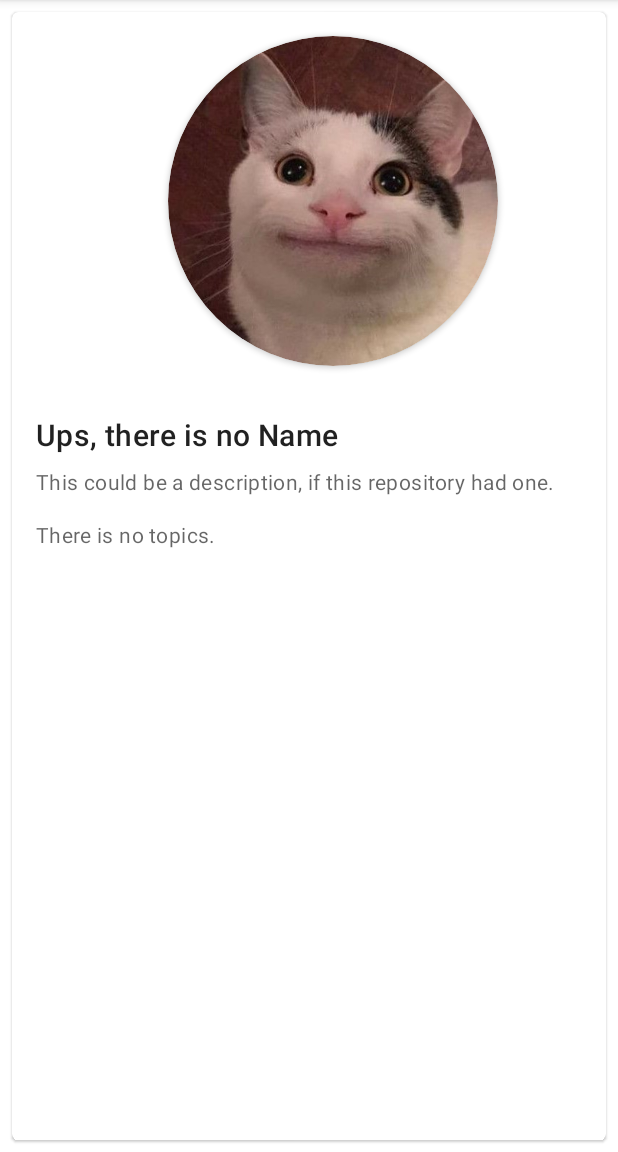
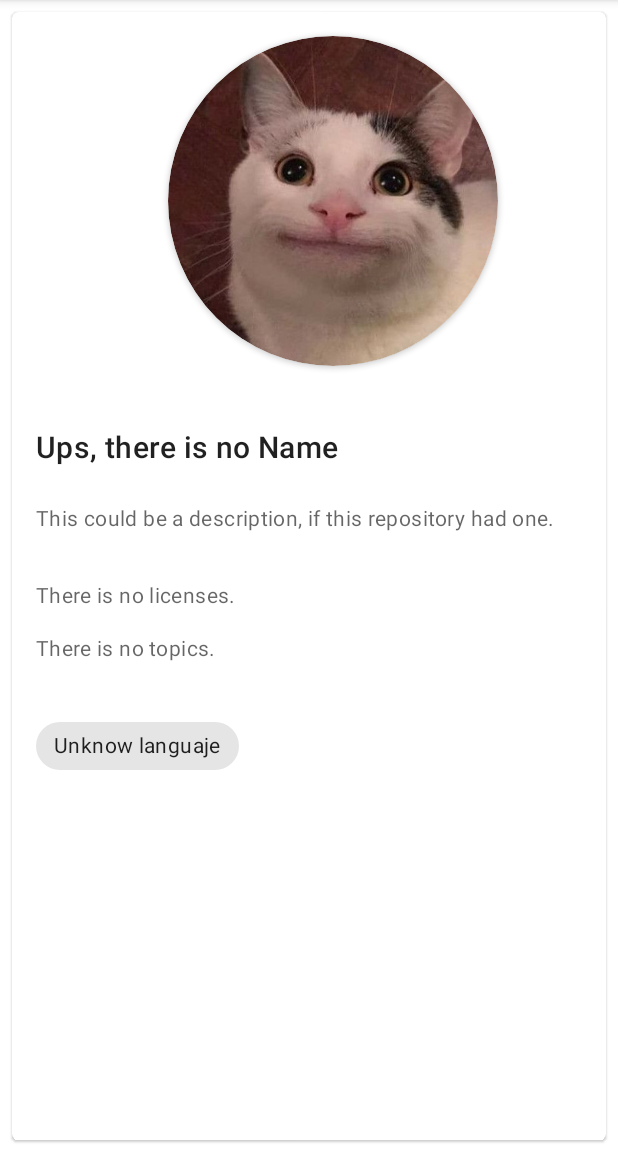
Before and after one commit to martamagui/UD5_02-RecyclerView, an Android app: the DetailActivity screen opened directly, with no data from a screen before it, on a phone screen of 412 x 824 dp, the part 84-1236 px from its top. Run offline under Robolectric (Android 15) with nearby library versions, the phone set to English and light mode, and no system bars.

Commit message:
Empezando DetailActivity

```diff
--- a/app/src/main/java/com/marta/ud5_02_recyclerview_martamolina/DetailActivity.kt
+++ b/app/src/main/java/com/marta/ud5_02_recyclerview_martamolina/DetailActivity.kt
@@ -2,6 +2,7 @@ package com.marta.ud5_02_recyclerview_martamolina
 
 import androidx.appcompat.app.AppCompatActivity
 import android.os.Bundle
+import android.widget.Toast
 import com.marta.ud5_02_recyclerview_martamolina.databinding.ActivityDetailBinding
 
 class DetailActivity : AppCompatActivity() {
@@ -11,9 +12,10 @@ class DetailActivity : AppCompatActivity() {
         super.onCreate(savedInstanceState)
         binding = ActivityDetailBinding.inflate(layoutInflater)
         setContentView(binding.root)
-
-
-
+        val repoId = intent.extras?.getString("repository")
+        if (repoId == null){
+            Toast.makeText(this, "User not found, go back to MainActivity :)", Toast.LENGTH_SHORT).show()
+        }
 
     }
 }
--- a/app/src/main/java/com/marta/ud5_02_recyclerview_martamolina/MainActivity.kt
+++ b/app/src/main/java/com/marta/ud5_02_recyclerview_martamolina/MainActivity.kt
@@ -1,7 +1,9 @@
 package com.marta.ud5_02_recyclerview_martamolina
 
+import android.content.Intent
 import androidx.appcompat.app.AppCompatActivity
 import android.os.Bundle
+import android.widget.Toast
 import androidx.recyclerview.widget.LinearLayoutManager
 import com.google.gson.Gson
 import com.marta.ud5_02_recyclerview_martamolina.databinding.ActivityMainBinding
@@ -24,7 +26,12 @@ class MainActivity : AppCompatActivity() {
             RecyclerFakeData.repositoriesJson, Array<RepositoryResponse>::class.java
         )
         repositories.addAll(repositoriesResults.toRepository())
-        adapter = RepositoryAdapter(repositories)
+        adapter = RepositoryAdapter(repositories) { repository ->
+            Toast.makeText(this,"UwU",Toast.LENGTH_SHORT).show()
+            val intent = Intent(this, DetailActivity::class.java)
+            intent.putExtra("repository", repository.id)
+            startActivity(intent)
+        }
         binding.rvRepositories.adapter = adapter
     }
 
--- a/app/src/main/java/com/marta/ud5_02_recyclerview_martamolina/RepositoryAdapter.kt
+++ b/app/src/main/java/com/marta/ud5_02_recyclerview_martamolina/RepositoryAdapter.kt
@@ -2,6 +2,7 @@ package com.marta.ud5_02_recyclerview_martamolina
 
 import android.util.Log
 import android.view.LayoutInflater
+import android.view.View
 import android.view.ViewGroup
 import androidx.recyclerview.widget.RecyclerView
 import com.bumptech.glide.Glide
@@ -9,7 +10,7 @@ import com.marta.ud5_02_recyclerview_martamolina.databinding.ActivityMainBinding
 import com.marta.ud5_02_recyclerview_martamolina.databinding.ItemRepositoryBinding
 import com.marta.ud5_02_recyclerview_martamolina.model.Repository
 
-class RepositoryAdapter(private val repositories: MutableList<Repository>) :
+class RepositoryAdapter(private val repositories: MutableList<Repository>, val onClickListner:(Repository)->Unit) :
     RecyclerView.Adapter<RepositoryAdapter.ViewHolder>() {
 
     override fun onCreateViewHolder(parent: ViewGroup, viewType: Int): ViewHolder {
@@ -28,6 +29,12 @@ class RepositoryAdapter(private val repositories: MutableList<Repository>) :
             .load(url)
             .placeholder(R.drawable.resource_default)
             .into(holder.binding.ivRepImg)
+        val onClickListener : View.OnClickListener = object : View.OnClickListener {
+            override fun onClick(p0: View?) {
+                onClickListner(repository)
+            }
+        }
+        holder.binding.itemView.setOnClickListener(onClickListener)
     }
 
     override fun getItemCount(): Int {
--- a/app/src/main/java/com/marta/ud5_02_recyclerview_martamolina/model/Repository.kt
+++ b/app/src/main/java/com/marta/ud5_02_recyclerview_martamolina/model/Repository.kt
@@ -2,6 +2,7 @@ package com.marta.ud5_02_recyclerview_martamolina.model
 
 data class Repository(
     val name: String,
+    val id :String,
     val description: String,
     val ownerAvatarUrl: String,
     val ownerName: String,
@@ -11,6 +12,7 @@ data class Repository(
 ) {
     constructor(repositoryResponse: RepositoryResponse) : this(
         repositoryResponse.name,
+        repositoryResponse.nodeId,
         repositoryResponse.description,
         repositoryResponse.owner.ownerAvatarUrl,
         repositoryResponse.owner.ownerName,
@@ -23,6 +25,7 @@ data class Repository(
 fun RepositoryResponse.toRepository(): Repository {
     return Repository(
         this.name,
+        this.nodeId,
         this.description,
         this.owner.ownerAvatarUrl,
         this.owner.ownerName,
--- a/app/src/main/res/layout/activity_detail.xml
+++ b/app/src/main/res/layout/activity_detail.xml
@@ -72,27 +72,60 @@
                 android:padding="16dp">
 
                 <!-- Title, secondary and supporting text -->
-                <TextView
-                    android:layout_width="wrap_content"
-                    android:layout_height="wrap_content"
-                    android:text="@string/repository_name"
-                    android:textAppearance="?attr/textAppearanceHeadline6" />
+                <androidx.constraintlayout.widget.ConstraintLayout
+                    android:layout_width="match_parent"
+                    android:layout_height="match_parent">
 
                     <TextView
-                    android:layout_width="wrap_content"
+                        android:id="@+id/tv_detail_repository_name"
+                        android:layout_width="0dp"
                         android:layout_height="wrap_content"
                         android:layout_marginTop="8dp"
+                        android:text="@string/repository_name"
+                        android:textAppearance="?attr/textAppearanceHeadline6"
+                        app:layout_constraintEnd_toEndOf="parent"
+                        app:layout_constraintStart_toStartOf="parent"
+                        app:layout_constraintTop_toTopOf="parent" />
+
+                    <TextView
+                        android:id="@+id/tv_detail_description"
+                        android:layout_width="match_parent"
+                        android:layout_height="wrap_content"
+                        android:layout_marginTop="24dp"
                         android:text="@string/descrip_name"
                         android:textAppearance="?attr/textAppearanceBody2"
-                    android:textColor="?android:attr/textColorSecondary" />
+                        android:textColor="?android:attr/textColorSecondary"
+                        app:layout_constraintTop_toBottomOf="@+id/tv_detail_repository_name" />
 
                     <TextView
-                    android:layout_width="wrap_content"
+                        android:id="@+id/tv_detaill_license"
+                        android:layout_width="match_parent"
+                        android:layout_height="wrap_content"
+                        android:layout_marginTop="32dp"
+                        android:text="@string/license"
+                        android:textAppearance="?attr/textAppearanceBody2"
+                        android:textColor="?android:attr/textColorSecondary"
+                        app:layout_constraintTop_toBottomOf="@+id/tv_detail_description" />
+
+                    <TextView
+                        android:id="@+id/tv_detaill_topics3"
+                        android:layout_width="match_parent"
                         android:layout_height="wrap_content"
                         android:layout_marginTop="16dp"
                         android:text="@string/topics"
                         android:textAppearance="?attr/textAppearanceBody2"
-                    android:textColor="?android:attr/textColorSecondary" />
+                        android:textColor="?android:attr/textColorSecondary"
+                        app:layout_constraintTop_toBottomOf="@+id/tv_detaill_license" />
+
+                    <com.google.android.material.chip.Chip
+                        android:id="@+id/chip_languaje"
+                        android:layout_width="wrap_content"
+                        android:layout_height="wrap_content"
+                        android:layout_marginTop="32dp"
+                        android:text="@string/languaje"
+                        app:layout_constraintStart_toStartOf="@+id/tv_detaill_topics3"
+                        app:layout_constraintTop_toBottomOf="@+id/tv_detaill_topics3" />
+                </androidx.constraintlayout.widget.ConstraintLayout>
 
             </LinearLayout>
         </LinearLayout>
--- a/app/src/main/res/layout/item_repository.xml
+++ b/app/src/main/res/layout/item_repository.xml
@@ -2,6 +2,7 @@
 <androidx.constraintlayout.widget.ConstraintLayout xmlns:android="http://schemas.android.com/apk/res/android"
     xmlns:app="http://schemas.android.com/apk/res-auto"
     xmlns:tools="http://schemas.android.com/tools"
+    android:id="@+id/item_view"
     android:layout_width="match_parent"
     android:layout_height="wrap_content">
 
--- a/app/src/main/res/values/strings.xml
+++ b/app/src/main/res/values/strings.xml
@@ -2,7 +2,9 @@
     <string name="app_name">UD5_02-RecyclerView-MartaMolina</string>
     <string name="repository_name">Ups, there is no Name</string>
     <string name="descrip_name">This could be a description, if this repository had one.</string>
+    <string name="license">There is no licenses.</string>
     <string name="topics">There is no topics.</string>
     <string name="img_description">This is an image.</string>
+    <string name="languaje">Unknow languaje</string>
 
 </resources>
```
Lines whose indentation alone changed are shown as unchanged.
